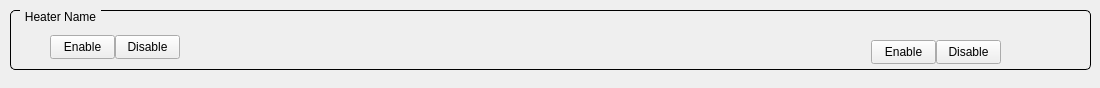
This is widgets/heater_widget.ui in SESAME-Synchrotron/bakeout-qt as Qt 5 draws it before an edit. The edited form follows.
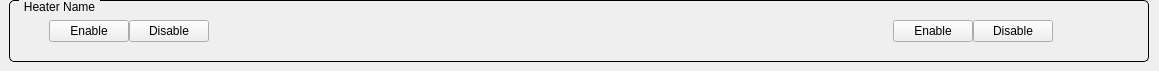
This is the edited form. Custom widgets are drawn as their Qt base class.

Commit message: heater_widget and heaters gui are ready

What changed in the file:
```diff
--- a/widgets/heater_widget.ui
+++ b/widgets/heater_widget.ui
@@ -6,8 +6,8 @@
    <rect>
     <x>0</x>
     <y>0</y>
-    <width>1100</width>
-    <height>88</height>
+    <width>1159</width>
+    <height>71</height>
    </rect>
   </property>
   <property name="windowTitle">
@@ -17,10 +17,10 @@
    <widget class="QGroupBox" name="groupBox">
     <property name="geometry">
      <rect>
-      <x>10</x>
-      <y>10</y>
-      <width>1081</width>
-      <height>60</height>
+      <x>9</x>
+      <y>0</y>
+      <width>1140</width>
+      <height>62</height>
      </rect>
     </property>
     <property name="styleSheet">
@@ -40,14 +40,27 @@
     <property name="title">
      <string>Heater Name</string>
     </property>
+    <layout class="QHBoxLayout" name="horizontalLayout_2">
+     <item>
+      <layout class="QHBoxLayout" name="horizontalLayout">
+       <item>
+        <layout class="QHBoxLayout" name="ltHeaterEnable">
+         <property name="spacing">
+          <number>0</number>
+         </property>
+         <item>
     <widget class="QESimpleShape" name="ledHeaterEnable">
-     <property name="geometry">
-      <rect>
-       <x>9</x>
-       <y>27</y>
+           <property name="sizePolicy">
+            <sizepolicy hsizetype="Fixed" vsizetype="Fixed">
+             <horstretch>0</horstretch>
+             <verstretch>0</verstretch>
+            </sizepolicy>
+           </property>
+           <property name="minimumSize">
+            <size>
        <width>30</width>
        <height>20</height>
-      </rect>
+            </size>
      </property>
      <property name="colour0" stdset="0">
       <color>
@@ -67,14 +80,14 @@
       <string>HEATER$(num):isEnabled</string>
      </property>
     </widget>
+         </item>
+         <item>
     <widget class="QEPushButton" name="btnHeaterEnable">
-     <property name="geometry">
-      <rect>
-       <x>40</x>
-       <y>25</y>
-       <width>65</width>
-       <height>24</height>
-      </rect>
+           <property name="minimumSize">
+            <size>
+             <width>0</width>
+             <height>20</height>
+            </size>
      </property>
      <property name="text">
       <string>Enable</string>
@@ -83,14 +96,14 @@
       <string>HEATER$(num):enable</string>
      </property>
     </widget>
+         </item>
+         <item>
     <widget class="QEPushButton" name="btnHeaterDisable">
-     <property name="geometry">
-      <rect>
-       <x>105</x>
-       <y>25</y>
-       <width>65</width>
-       <height>24</height>
-      </rect>
+           <property name="minimumSize">
+            <size>
+             <width>0</width>
+             <height>20</height>
+            </size>
      </property>
      <property name="text">
       <string>Disable</string>
@@ -99,27 +112,41 @@
       <string>HEATER$(num):disable</string>
      </property>
     </widget>
+         </item>
+        </layout>
+       </item>
+       <item>
     <widget class="QELabel" name="temperatureReading">
-     <property name="geometry">
-      <rect>
-       <x>190</x>
-       <y>26</y>
-       <width>60</width>
-       <height>22</height>
-      </rect>
+         <property name="sizePolicy">
+          <sizepolicy hsizetype="Fixed" vsizetype="Preferred">
+           <horstretch>0</horstretch>
+           <verstretch>0</verstretch>
+          </sizepolicy>
+         </property>
+         <property name="minimumSize">
+          <size>
+           <width>80</width>
+           <height>0</height>
+          </size>
      </property>
      <property name="variable" stdset="0">
       <string>HEATER$(num):getTemp</string>
      </property>
     </widget>
+       </item>
+       <item>
     <widget class="QESimpleShape" name="ledHeaterStatus">
-     <property name="geometry">
-      <rect>
-       <x>251</x>
-       <y>27</y>
+         <property name="sizePolicy">
+          <sizepolicy hsizetype="Preferred" vsizetype="Fixed">
+           <horstretch>0</horstretch>
+           <verstretch>0</verstretch>
+          </sizepolicy>
+         </property>
+         <property name="minimumSize">
+          <size>
        <width>30</width>
        <height>20</height>
-      </rect>
+          </size>
      </property>
      <property name="colour0" stdset="0">
       <color>
@@ -139,132 +166,137 @@
       <string>HEATER$(num):getStatus</string>
      </property>
     </widget>
+       </item>
+       <item>
+        <layout class="QHBoxLayout" name="ltSetpoint" stretch="1,1,1">
+         <property name="spacing">
+          <number>6</number>
+         </property>
+         <item>
     <widget class="QENumericEdit" name="temperatureSetpoint">
-     <property name="geometry">
-      <rect>
-       <x>291</x>
-       <y>27</y>
-       <width>79</width>
-       <height>23</height>
-      </rect>
-     </property>
      <property name="variable" stdset="0">
       <string>HEATER$(num):setSetPoint</string>
      </property>
-    </widget>
+           <property name="precision">
+            <number>1</number>
+           </property>
+          </widget>
+         </item>
+         <item>
     <widget class="QELabel" name="temperatureSetpointReadback">
-     <property name="geometry">
-      <rect>
-       <x>370</x>
-       <y>28</y>
-       <width>60</width>
-       <height>22</height>
-      </rect>
-     </property>
      <property name="variable" stdset="0">
       <string>HEATER$(num):getSetPoint</string>
      </property>
     </widget>
+         </item>
+         <item>
     <widget class="QELabel" name="incrementSetPoint">
-     <property name="geometry">
-      <rect>
-       <x>430</x>
-       <y>28</y>
-       <width>60</width>
-       <height>22</height>
-      </rect>
-     </property>
      <property name="variable" stdset="0">
       <string>HEATER$(num):getIncPoint</string>
      </property>
     </widget>
+         </item>
+        </layout>
+       </item>
+       <item>
+        <layout class="QHBoxLayout" name="ltHeatRate" stretch="1,1">
+         <item>
     <widget class="QENumericEdit" name="temperatureSetRate">
-     <property name="geometry">
-      <rect>
-       <x>491</x>
-       <y>29</y>
-       <width>79</width>
-       <height>23</height>
-      </rect>
-     </property>
      <property name="variable" stdset="0">
       <string>HEATER$(num):setRate</string>
      </property>
-    </widget>
+           <property name="leadingZeros">
+            <number>2</number>
+           </property>
+           <property name="precision">
+            <number>1</number>
+           </property>
+          </widget>
+         </item>
+         <item>
     <widget class="QELabel" name="temperatureRateReadback">
-     <property name="geometry">
-      <rect>
-       <x>570</x>
-       <y>30</y>
-       <width>60</width>
-       <height>22</height>
-      </rect>
-     </property>
      <property name="variable" stdset="0">
       <string>HEATER$(num):getRate</string>
      </property>
     </widget>
+         </item>
+        </layout>
+       </item>
+       <item>
+        <layout class="QHBoxLayout" name="ltInterlock" stretch="0,1,1">
+         <property name="spacing">
+          <number>0</number>
+         </property>
+         <item>
+          <widget class="QESimpleShape" name="ledInterlockStatus">
+           <property name="sizePolicy">
+            <sizepolicy hsizetype="Fixed" vsizetype="Fixed">
+             <horstretch>0</horstretch>
+             <verstretch>0</verstretch>
+            </sizepolicy>
+           </property>
+           <property name="minimumSize">
+            <size>
+             <width>30</width>
+             <height>20</height>
+            </size>
+           </property>
+           <property name="colour0" stdset="0">
+            <color>
+             <red>5</red>
+             <green>240</green>
+             <blue>5</blue>
+            </color>
+           </property>
+           <property name="colour1" stdset="0">
+            <color>
+             <red>186</red>
+             <green>189</green>
+             <blue>182</blue>
+            </color>
+           </property>
+           <property name="variable" stdset="0">
+            <string>HEATER$(num):isEnabled</string>
+           </property>
+          </widget>
+         </item>
+         <item>
     <widget class="QENumericEdit" name="interlockSetpoint">
-     <property name="geometry">
-      <rect>
-       <x>631</x>
-       <y>30</y>
-       <width>79</width>
-       <height>23</height>
-      </rect>
-     </property>
      <property name="variable" stdset="0">
       <string>HEATER$(num):setInterlock</string>
      </property>
-    </widget>
+           <property name="precision">
+            <number>1</number>
+           </property>
+          </widget>
+         </item>
+         <item>
     <widget class="QELabel" name="interlockReadback">
-     <property name="geometry">
-      <rect>
-       <x>710</x>
-       <y>31</y>
-       <width>60</width>
-       <height>22</height>
-      </rect>
-     </property>
      <property name="variable" stdset="0">
       <string>HEATER$(num):getInterlock</string>
      </property>
     </widget>
-    <widget class="QESimpleShape" name="ledInterlockStatus">
-     <property name="geometry">
-      <rect>
-       <x>771</x>
-       <y>32</y>
-       <width>30</width>
-       <height>20</height>
-      </rect>
-     </property>
-     <property name="colour0" stdset="0">
-      <color>
-       <red>5</red>
-       <green>240</green>
-       <blue>5</blue>
-      </color>
-     </property>
-     <property name="colour1" stdset="0">
-      <color>
-       <red>186</red>
-       <green>189</green>
-       <blue>182</blue>
-      </color>
-     </property>
-     <property name="variable" stdset="0">
-      <string>HEATER$(num):isEnabled</string>
-     </property>
-    </widget>
+         </item>
+        </layout>
+       </item>
+       <item>
+        <layout class="QHBoxLayout" name="ltSaturation" stretch="1,1,1">
+         <property name="spacing">
+          <number>0</number>
+         </property>
+         <item>
     <widget class="QESimpleShape" name="ledSaturationStatus">
-     <property name="geometry">
-      <rect>
-       <x>830</x>
-       <y>32</y>
+           <property name="sizePolicy">
+            <sizepolicy hsizetype="Fixed" vsizetype="Fixed">
+             <horstretch>0</horstretch>
+             <verstretch>0</verstretch>
+            </sizepolicy>
+           </property>
+           <property name="minimumSize">
+            <size>
        <width>30</width>
        <height>20</height>
-      </rect>
+            </size>
      </property>
      <property name="colour0" stdset="0">
       <color>
@@ -284,28 +316,9 @@
       <string>HEATER$(num):isSat</string>
      </property>
     </widget>
-    <widget class="QELabel" name="remainingTime">
-     <property name="geometry">
-      <rect>
-       <x>1004</x>
-       <y>30</y>
-       <width>60</width>
-       <height>22</height>
-      </rect>
-     </property>
-     <property name="variable" stdset="0">
-      <string>HEATER$(num):getTime</string>
-     </property>
-    </widget>
+         </item>
+         <item>
     <widget class="QEPushButton" name="btnSaturationEnable">
-     <property name="geometry">
-      <rect>
-       <x>861</x>
-       <y>30</y>
-       <width>65</width>
-       <height>24</height>
-      </rect>
-     </property>
      <property name="text">
       <string>Enable</string>
      </property>
@@ -319,15 +332,9 @@
       <string>0</string>
      </property>
     </widget>
+         </item>
+         <item>
     <widget class="QEPushButton" name="btnSaturationDisable">
-     <property name="geometry">
-      <rect>
-       <x>926</x>
-       <y>30</y>
-       <width>65</width>
-       <height>24</height>
-      </rect>
-     </property>
      <property name="text">
       <string>Disable</string>
      </property>
@@ -335,6 +342,31 @@
       <string>HEATER$(num):disableSat</string>
      </property>
     </widget>
+         </item>
+        </layout>
+       </item>
+       <item>
+        <widget class="QELabel" name="remainingTime">
+         <property name="sizePolicy">
+          <sizepolicy hsizetype="Fixed" vsizetype="Preferred">
+           <horstretch>0</horstretch>
+           <verstretch>0</verstretch>
+          </sizepolicy>
+         </property>
+         <property name="minimumSize">
+          <size>
+           <width>80</width>
+           <height>0</height>
+          </size>
+         </property>
+         <property name="variable" stdset="0">
+          <string>HEATER$(num):getTime</string>
+         </property>
+        </widget>
+       </item>
+      </layout>
+     </item>
+    </layout>
    </widget>
   </widget>
  </widget>
```
Lines whose indentation alone changed are shown as unchanged. The commit also changes 9 other files.
